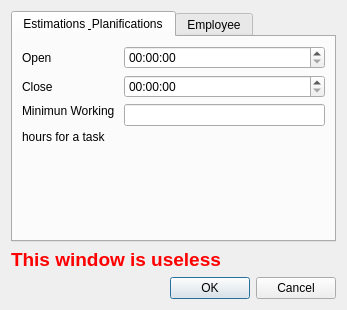
Qt form b6p/dlgparametros.ui (diegowald/b6p) before a commit.
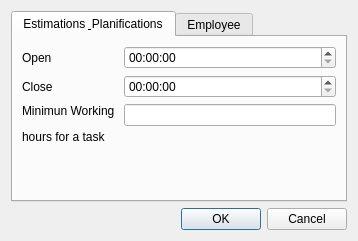
The same form after that commit. Icons and pictures are not drawn.

Commit message: Tested and fixed Parametros functionality. Removed "Useless" message on Dialog Parameters.

```diff
--- a/b6p/dlgparametros.ui
+++ b/b6p/dlgparametros.ui
@@ -9,8 +9,8 @@
    <rect>
     <x>0</x>
     <y>0</y>
-    <width>347</width>
-    <height>310</height>
+    <width>358</width>
+    <height>241</height>
    </rect>
   </property>
   <property name="windowTitle">
@@ -109,20 +109,6 @@
      </widget>
     </widget>
    </item>
-   <item>
-    <widget class="QLabel" name="label">
-     <property name="font">
-      <font>
-       <pointsize>14</pointsize>
-       <weight>75</weight>
-       <bold>true</bold>
-      </font>
-     </property>
-     <property name="text">
-      <string>&lt;html&gt;&lt;head/&gt;&lt;body&gt;&lt;p&gt;&lt;span style=&quot; color:#ff0000;&quot;&gt;This window is useless&lt;/span&gt;&lt;/p&gt;&lt;/body&gt;&lt;/html&gt;</string>
-     </property>
-    </widget>
-   </item>
    <item>
     <widget class="QDialogButtonBox" name="buttonBox">
      <property name="orientation">
```
The commit also changes 1 other file.
